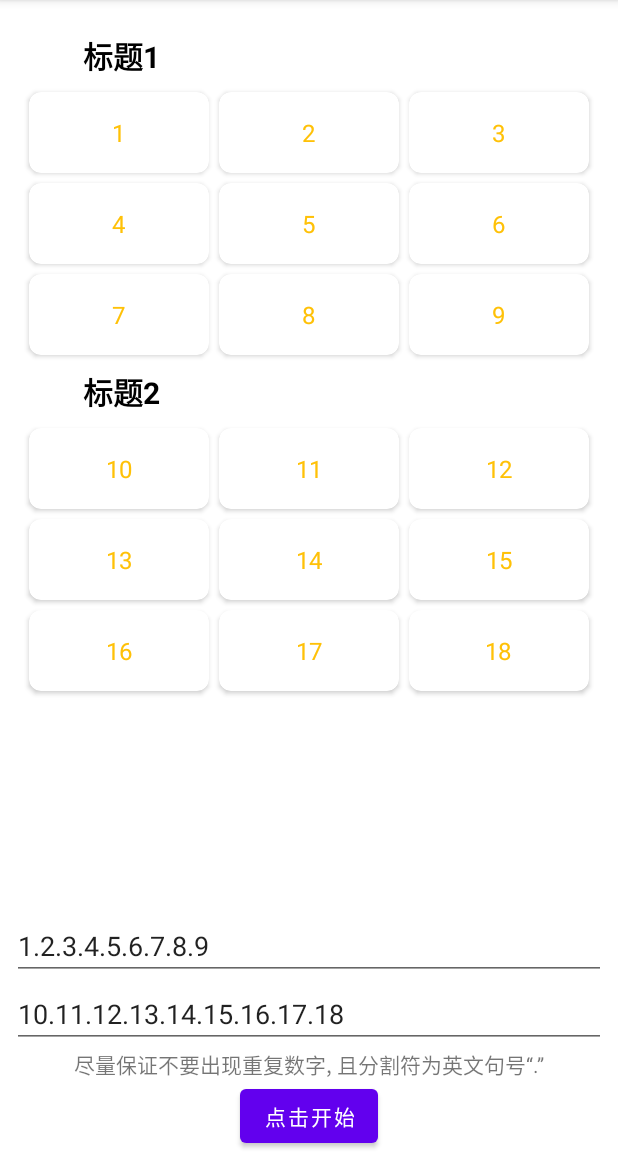
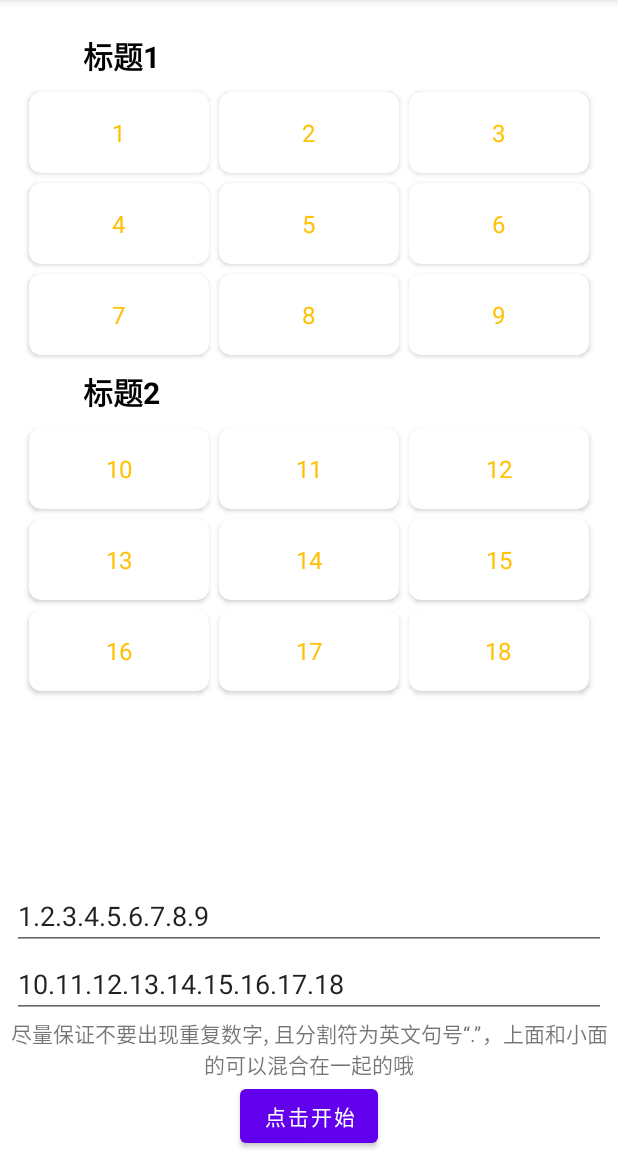
Before and after one commit to 985892345-Study/DiffUtilTest, an Android app: the screen it shows after launch (MainActivity), on a phone screen of 412 x 824 dp, the part 84-1236 px from its top. Run offline under Robolectric (Android 15) with nearby library versions, the phone set to English and light mode, and no system bars.

Commit message:
[style]部分格式修改

```diff
--- a/app/src/main/java/com/ndhzs/diffutiltest/MainActivity.kt
+++ b/app/src/main/java/com/ndhzs/diffutiltest/MainActivity.kt
@@ -1,6 +1,7 @@
 package com.ndhzs.diffutiltest
 
 import android.annotation.SuppressLint
+import android.app.Dialog
 import androidx.appcompat.app.AppCompatActivity
 import android.os.Bundle
 import android.widget.Button
@@ -28,7 +29,7 @@ class MainActivity : AppCompatActivity() {
     @SuppressLint("SetTextI18n")
     private fun initView() {
         val textView: TextView = findViewById(R.id.textView)
-        textView.text = "尽量保证不要出现重复数字, 且分割符为英文句号“.”"
+        textView.text = "尽量保证不要出现重复数字, 且分割符为英文句号“.”，上面和小面的可以混合在一起的哦"
 
         val editText1: EditText = findViewById(R.id.editText1)
         val editText2: EditText = findViewById(R.id.editText2)
--- a/app/src/main/res/layout/activity_main.xml
+++ b/app/src/main/res/layout/activity_main.xml
@@ -29,7 +29,6 @@
         app:layout_constraintEnd_toEndOf="@+id/editText2"
         app:layout_constraintStart_toStartOf="@+id/editText2"
         tools:ignore="LabelFor" />
-
 
     <EditText
         android:id="@+id/editText2"
```
Also changed, not shown: 1 other file.
